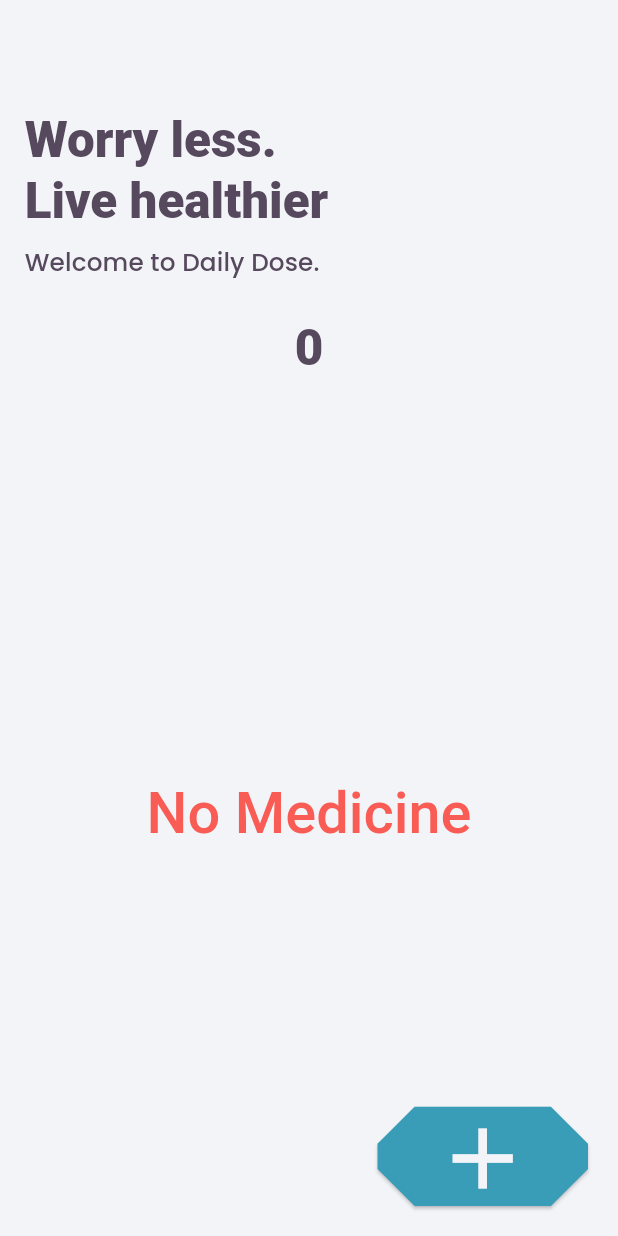
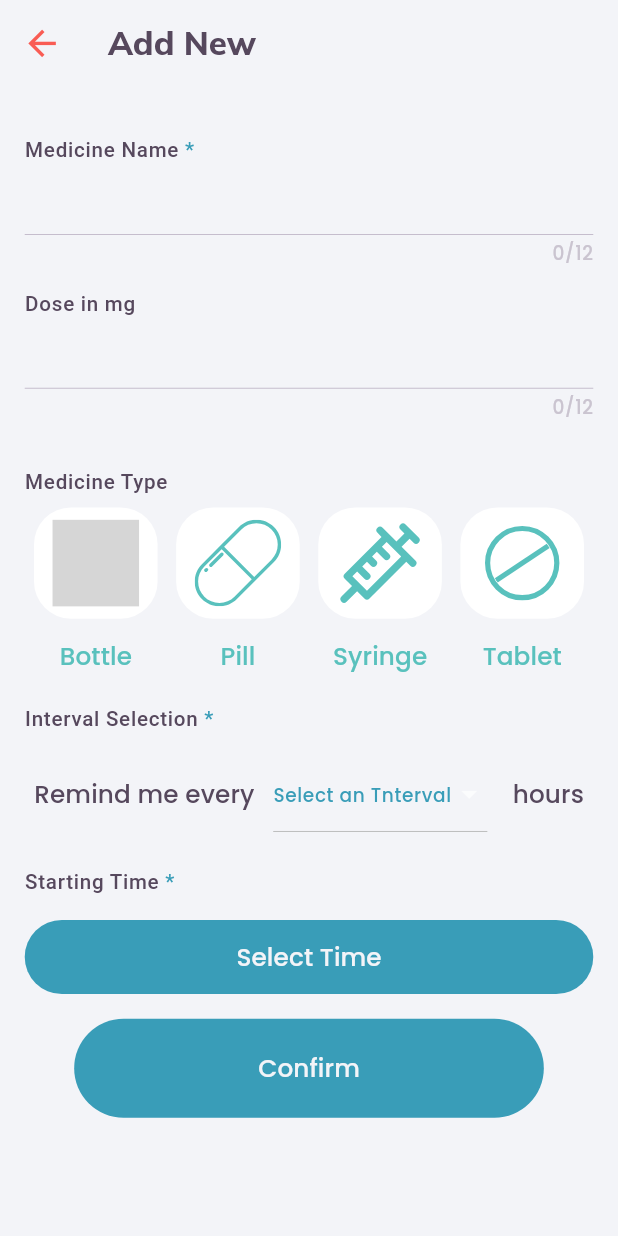
Before and after one commit to BeeCoder-Git/Medi_Minder_App, a Flutter app: the screen it shows after launch, after a tap on the "add" icon, on a phone screen of 412 x 824 dp. Run offline on Flutter 3.47's test engine with Material 3 defaults, Android fonts, the light colour scheme and no system bars; our stand-ins replace flutter_svg, google_fonts, sizer; grey boxes are pictures that could not be loaded.

Commit message:
Project updated

```diff
--- /dev/null
+++ b/lib/common/convert_time.dart
@@ -0,0 +1,7 @@
+String convertTime(String minutes) {
+  if (minutes.length == 1) {
+    return "0$minutes";
+  } else {
+    return minutes;
+  }
+}
--- a/lib/main.dart
+++ b/lib/main.dart
@@ -22,23 +22,75 @@
           primaryColor: kPrimaryColor,
           scaffoldBackgroundColor: kScaffoldColor,
           appBarTheme: AppBarTheme(
-            backgroundColor: kScaffoldColor,
-            elevation: 0,
-          ),
+              toolbarHeight: 7.h,
+              backgroundColor: kScaffoldColor,
+              elevation: 0,
+              iconTheme: IconThemeData(
+                color: kSecondaryColor,
+                size: 20.sp,
+              ),
+              titleTextStyle: GoogleFonts.mulish(
+                color: kTextColor,
+                fontWeight: FontWeight.w800,
+                fontStyle: FontStyle.normal,
+                fontSize: 16.sp,
+              )),
           textTheme: TextTheme(
-            headlineMedium: TextStyle(
+            // headline3
+            displaySmall: TextStyle(
               fontSize: 28.sp,
               color: kSecondaryColor,
               fontWeight: FontWeight.w500,
             ),
-            headlineLarge: TextStyle(
+            // headline4
+            headlineMedium: TextStyle(
               fontSize: 24.sp,
               fontWeight: FontWeight.w800,
               color: kTextColor,
             ),
+            // subTitle2
             titleSmall: GoogleFonts.poppins(
               color: kTextColor,
               fontSize: 12.sp,
+            ),
+            bodySmall: GoogleFonts.poppins(
+              fontSize: 9.sp,
+              fontWeight: FontWeight.w500,
+              color: kPrimaryColor,
+            ),
+            labelMedium: TextStyle(
+              fontSize: 10.sp,
+              fontWeight: FontWeight.w500,
+              color: kTextColor,
+            ),
+          ),
+          inputDecorationTheme: const InputDecorationTheme(
+            enabledBorder: UnderlineInputBorder(
+              borderSide: BorderSide(
+                color: kTextLightColor,
+                width: 0.7,
+              ),
+            ),
+            border: UnderlineInputBorder(
+              borderSide: BorderSide(color: kTextLightColor),
+            ),
+            focusedBorder: UnderlineInputBorder(
+              borderSide: BorderSide(color: kPrimaryColor),
+            ),
+          ),
+          // Lets customize the timePicker theme
+          timePickerTheme: TimePickerThemeData(
+            backgroundColor: kScaffoldColor,
+            // hourMinuteColor: kTextColor,
+            // hourMinuteTextColor: kScaffoldColor,
+            // dayPeriodColor: kTextColor,
+            // dayPeriodTextColor: kScaffoldColor,
+            // dialBackgroundColor: kTextColor,
+            dialHandColor: kPrimaryColor,
+            // dialTextColor: kScaffoldColor,
+            entryModeIconColor: kOtherColor,
+            dayPeriodTextStyle: GoogleFonts.aBeeZee(
+              fontSize: 10.sp,
             ),
           ),
         ),
--- /dev/null
+++ b/lib/models/medicine_type.dart
@@ -0,0 +1 @@
+enum MedicineType { bottle, pill, syringe, tablet, none }
--- a/lib/pages/home_page.dart
+++ b/lib/pages/home_page.dart
@@ -1,5 +1,6 @@
 import 'package:flutter/material.dart';
 import 'package:medicine_reminder/constants.dart';
+import 'package:medicine_reminder/pages/new_entry/new_entry_page.dart';
 import 'package:sizer/sizer.dart';
 
 class HomePage extends StatelessWidget {
@@ -26,9 +27,15 @@
       floatingActionButton: InkResponse(
         onTap: () {
           // Go to new entry page
+          Navigator.push(
+            context,
+            MaterialPageRoute(
+              builder: (context) => const NewEntryPage(),
+            ),
+          );
         },
         child: SizedBox(
-          width: 18.h,
+          width: 18.w,
           height: 9.h,
           child: Card(
             color: kPrimaryColor,
@@ -63,7 +70,7 @@
           child: Text(
             "Worry less.\nLive healthier",
             textAlign: TextAlign.start,
-            style: Theme.of(context).textTheme.headlineLarge,
+            style: Theme.of(context).textTheme.headlineMedium, //headline4
           ),
         ),
         Container(
@@ -73,7 +80,7 @@
           ),
           child: Text(
             "Welcome to Daily Dose.",
-            style: Theme.of(context).textTheme.titleSmall,
+            style: Theme.of(context).textTheme.titleSmall, //subtitle2
           ),
         ),
         SizedBox(
@@ -86,7 +93,7 @@
           ),
           child: Text(
             '0',
-            style: Theme.of(context).textTheme.headlineLarge,
+            style: Theme.of(context).textTheme.headlineMedium, //headline4
           ),
         ),
       ],
@@ -103,7 +110,7 @@
       child: Text(
         'No Medicine',
         textAlign: TextAlign.center,
-        style: Theme.of(context).textTheme.headlineMedium,
+        style: Theme.of(context).textTheme.displaySmall, //headline6
       ),
     );
   }
--- /dev/null
+++ b/lib/pages/new_entry/new_entry_page.dart
@@ -0,0 +1,385 @@
+import 'package:flutter/material.dart';
+import 'package:flutter_svg/flutter_svg.dart';
+import 'package:medicine_reminder/common/convert_time.dart';
+import 'package:medicine_reminder/constants.dart';
+import 'package:sizer/sizer.dart';
+
+import '../../models/medicine_type.dart';
+
+class NewEntryPage extends StatefulWidget {
+  const NewEntryPage({Key? key}) : super(key: key);
+
+  @override
+  State<NewEntryPage> createState() => _NewEntryPageState();
+}
+
+class _NewEntryPageState extends State<NewEntryPage> {
+  late TextEditingController nameController;
+  late TextEditingController dosageController;
+
+  late GlobalKey<ScaffoldState> _scaffoldKey;
+
+  @override
+  void dispose() {
+    super.dispose();
+    nameController.dispose();
+    dosageController.dispose();
+  }
+
+  @override
+  void initState() {
+    super.initState();
+    nameController = TextEditingController();
+    dosageController = TextEditingController();
+
+    _scaffoldKey = GlobalKey<ScaffoldState>();
+  }
+
+  @override
+  Widget build(BuildContext context) {
+    return Scaffold(
+      key: _scaffoldKey,
+      resizeToAvoidBottomInset: false,
+      appBar: AppBar(
+        title: const Text('Add New'),
+      ),
+      body: Padding(
+        padding: EdgeInsets.all(2.h),
+        child: Column(
+          crossAxisAlignment: CrossAxisAlignment.start,
+          children: [
+            const PanelTitle(
+              title: 'Medicine Name',
+              isRequired: true,
+            ),
+            TextFormField(
+              maxLength: 12,
+              controller: nameController,
+              textCapitalization: TextCapitalization.words,
+              decoration: const InputDecoration(
+                border: UnderlineInputBorder(),
+              ),
+              style: Theme.of(context)
+                  .textTheme
+                  .titleSmall!
+                  .copyWith(color: kOtherColor),
+            ),
+            const PanelTitle(
+              title: 'Dose in mg',
+              isRequired: false,
+            ),
+            TextFormField(
+              maxLength: 12,
+              controller: dosageController,
+              textCapitalization: TextCapitalization.words,
+              keyboardType: TextInputType.number,
+              decoration: const InputDecoration(
+                border: UnderlineInputBorder(),
+              ),
+              style: Theme.of(context)
+                  .textTheme
+                  .titleSmall!
+                  .copyWith(color: kOtherColor),
+            ),
+            SizedBox(
+              height: 2.h,
+            ),
+            const PanelTitle(title: 'Medicine Type', isRequired: false),
+            Padding(
+              padding: EdgeInsets.only(top: 1.h),
+              child: StreamBuilder(
+                builder: (context, snapshot) {
+                  return Row(
+                    mainAxisAlignment: MainAxisAlignment.spaceAround,
+                    children: [
+                      MedicineTypeColumn(
+                          medicineType: MedicineType.bottle,
+                          name: 'Bottle',
+                          iconValue: 'assets/icons/bottle.svg',
+                          isSelected: snapshot.data == MedicineType.bottle
+                              ? true
+                              : false),
+                      MedicineTypeColumn(
+                          medicineType: MedicineType.pill,
+                          name: 'Pill',
+                          iconValue: 'assets/icons/pill.svg',
+                          isSelected: snapshot.data == MedicineType.pill
+                              ? true
+                              : false),
+                      MedicineTypeColumn(
+                          medicineType: MedicineType.syringe,
+                          name: 'Syringe',
+                          iconValue: 'assets/icons/syringe.svg',
+                          isSelected: snapshot.data == MedicineType.syringe
+                              ? true
+                              : false),
+                      MedicineTypeColumn(
+                          medicineType: MedicineType.tablet,
+                          name: 'Tablet',
+                          iconValue: 'assets/icons/tablet.svg',
+                          isSelected: snapshot.data == MedicineType.tablet
+                              ? true
+                              : false),
+                    ],
+                  );
+                },
+                stream: null,
+              ),
+            ),
+            const PanelTitle(title: 'Interval Selection', isRequired: true),
+            const IntervalSelection(),
+            const PanelTitle(title: 'Starting Time', isRequired: true),
+            const SelectTime(),
+            SizedBox(
+              height: 2.h,
+            ),
+            Padding(
+              padding: EdgeInsets.only(
+                left: 8.w,
+                right: 8.w,
+              ),
+              child: SizedBox(
+                width: 80.w,
+                height: 8.h,
+                child: TextButton(
+                  style: TextButton.styleFrom(
+                    backgroundColor: kPrimaryColor,
+                    shape: const StadiumBorder(),
+                  ),
+                  child: Center(
+                    child: Text(
+                      'Confirm',
+                      style: Theme.of(context).textTheme.titleSmall!.copyWith(
+                            color: kScaffoldColor,
+                          ),
+                    ),
+                  ),
+                  onPressed: () {
+                    // add Medicine
+                  },
+                ),
+              ),
+            )
+          ],
+        ),
+      ),
+    );
+  }
+}
+
+class SelectTime extends StatefulWidget {
+  const SelectTime({super.key});
+
+  @override
+  State<SelectTime> createState() => _SelectTimeState();
+}
+
+class _SelectTimeState extends State<SelectTime> {
+  TimeOfDay _time = const TimeOfDay(hour: 0, minute: 00);
+  bool _clicked = false;
+
+  Future<TimeOfDay> _selectTime() async {
+    final TimeOfDay? picked =
+        await showTimePicker(context: context, initialTime: _time);
+
+    if (picked != null && picked != _time) {
+      setState(() {
+        _time = picked;
+        _clicked = true;
+
+        // Update state via provider, we will do letter
+      });
+    }
+    return picked!;
+  }
+
+  @override
+  Widget build(BuildContext context) {
+    return SizedBox(
+      height: 8.h,
+      child: Padding(
+        padding: EdgeInsets.only(top: 2.h),
+        child: TextButton(
+          style: TextButton.styleFrom(
+              backgroundColor: kPrimaryColor, shape: const StadiumBorder()),
+          onPressed: () {
+            _selectTime();
+          },
+          child: Center(
+            child: Text(
+              _clicked == false
+                  ? "Select Time"
+                  : "${convertTime(_time.hour.toString())}:${convertTime(_time.minute.toString())}",
+              style: Theme.of(context)
+                  .textTheme
+                  .titleSmall!
+                  .copyWith(color: kScaffoldColor),
+            ),
+          ),
+        ),
+      ),
+    );
+  }
+}
+
+class IntervalSelection extends StatefulWidget {
+  const IntervalSelection({Key? key}) : super(key: key);
+
+  @override
+  State<IntervalSelection> createState() => _IntervalSelectionState();
+}
+
+class _IntervalSelectionState extends State<IntervalSelection> {
+  final _intervals = [6, 8, 12, 24];
+  var _selected = 0;
+  @override
+  Widget build(BuildContext context) {
+    return Padding(
+      padding: EdgeInsets.only(top: 1.h),
+      child: Row(
+        mainAxisAlignment: MainAxisAlignment.spaceAround,
+        children: [
+          Text(
+            'Remind me every',
+            style: Theme.of(context).textTheme.titleSmall,
+          ),
+          DropdownButton(
+            iconDisabledColor: kOtherColor,
+            dropdownColor: kScaffoldColor,
+            itemHeight: 8.h,
+            hint: _selected == 0
+                ? Text(
+                    'Select an Tnterval',
+                    style: Theme.of(context).textTheme.bodySmall,
+                  )
+                : null,
+            elevation: 4,
+            value: _selected == 0 ? null : _selected,
+            items: _intervals.map(
+              (int value) {
+                return DropdownMenuItem<int>(
+                  value: value,
+                  child: Text(
+                    value.toString(),
+                    style: Theme.of(context)
+                        .textTheme
+                        .bodySmall!
+                        .copyWith(color: kSecondaryColor),
+                  ),
+                );
+              },
+            ).toList(),
+            onChanged: (newVal) {
+              setState(
+                () {
+                  _selected = newVal!;
+                },
+              );
+            },
+          ),
+          Text(
+            _selected == 1 ? " hour" : " hours",
+            style: Theme.of(context).textTheme.titleSmall,
+          ),
+        ],
+      ),
+    );
+  }
+}
+
+class MedicineTypeColumn extends StatelessWidget {
+  const MedicineTypeColumn(
+      {Key? key,
+      required this.medicineType,
+      required this.name,
+      required this.iconValue,
+      required this.isSelected})
+      : super(key: key);
+  final MedicineType medicineType;
+  final String name;
+  final String iconValue;
+  final bool isSelected;
+
+  @override
+  Widget build(BuildContext context) {
+    return GestureDetector(
+      onTap: () {
+        // select medicine type
+      },
+      child: Column(
+        children: [
+          Container(
+            width: 20.w,
+            alignment: Alignment.center,
+            decoration: BoxDecoration(
+              color: isSelected ? kOtherColor : Colors.white,
+              borderRadius: BorderRadius.circular(3.h),
+            ),
+            child: Center(
+              child: Padding(
+                padding: EdgeInsets.only(
+                  bottom: 1.h,
+                  top: 1.h,
+                ),
+                child: SvgPicture.asset(
+                  iconValue,
+                  height: 7.h,
+                  color: isSelected ? Colors.white : kOtherColor,
+                ),
+              ),
+            ),
+          ),
+          Padding(
+            padding: EdgeInsets.only(top: 1.h),
+            child: Container(
+              width: 20.w,
+              height: 4.h,
+              decoration: BoxDecoration(
+                color: isSelected ? kOtherColor : Colors.transparent,
+                borderRadius: BorderRadius.circular(20),
+              ),
+              child: Center(
+                child: Text(
+                  name,
+                  style: Theme.of(context)
+                      .textTheme
+                      .titleSmall!
+                      .copyWith(color: isSelected ? Colors.white : kOtherColor),
+                ),
+              ),
+            ),
+          ),
+        ],
+      ),
+    );
+  }
+}
+
+class PanelTitle extends StatelessWidget {
+  const PanelTitle({Key? key, required this.title, required this.isRequired})
+      : super(key: key);
+  final String title;
+  final bool isRequired;
+  @override
+  Widget build(BuildContext context) {
+    return Padding(
+      padding: EdgeInsets.only(top: 2.h),
+      child: Text.rich(
+        TextSpan(
+          children: <TextSpan>[
+            TextSpan(
+              text: title,
+              style: Theme.of(context).textTheme.labelMedium,
+            ),
+            TextSpan(
+              text: isRequired ? " *" : "",
+              style: Theme.of(context).textTheme.labelMedium!.copyWith(
+                    color: kPrimaryColor,
+                  ),
+            ),
+          ],
+        ),
+      ),
+    );
+  }
+}
--- a/pubspec.yaml
+++ b/pubspec.yaml
@@ -36,6 +36,7 @@
   cupertino_icons: ^1.0.8
   sizer: ^2.0.15
   google_fonts: ^6.2.1
+  flutter_svg:
 
 dev_dependencies:
   flutter_test:
```
Also changed, not shown: pubspec.lock.
